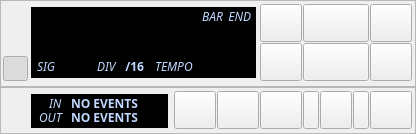
This is src/gui/dialogs/RosegardenTransportUi.ui in tedfelix/rosegarden-old as Qt 5 draws it before an edit. The edited form follows.
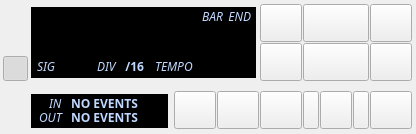
This is the edited form. Icons and pictures are not drawn. Custom widgets are drawn as their Qt base class.

What changed in the file:
```diff
--- a/src/gui/dialogs/RosegardenTransportUi.ui
+++ b/src/gui/dialogs/RosegardenTransportUi.ui
@@ -34,11 +34,8 @@
      <height>47</height>
     </rect>
    </property>
-   <property name="frameShape">
-    <enum>QFrame::StyledPanel</enum>
-   </property>
-   <property name="frameShadow">
-    <enum>QFrame::Raised</enum>
+   <property name="lineWidth">
+    <number>0</number>
    </property>
    <widget class="QPushButton" name="PanelCloseButton">
     <property name="geometry">
@@ -2639,11 +2636,8 @@
      <height>87</height>
     </rect>
    </property>
-   <property name="frameShape">
-    <enum>QFrame::StyledPanel</enum>
-   </property>
-   <property name="frameShadow">
-    <enum>QFrame::Raised</enum>
+   <property name="lineWidth">
+    <number>0</number>
    </property>
    <widget class="QFrame" name="LCDBoxFrame">
     <property name="enabled">
```
Left out of the diff: 13 changed lines with no effect on the pictures.
